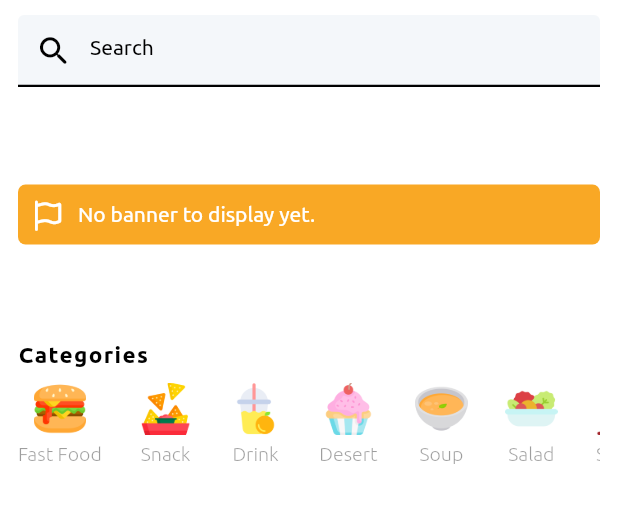
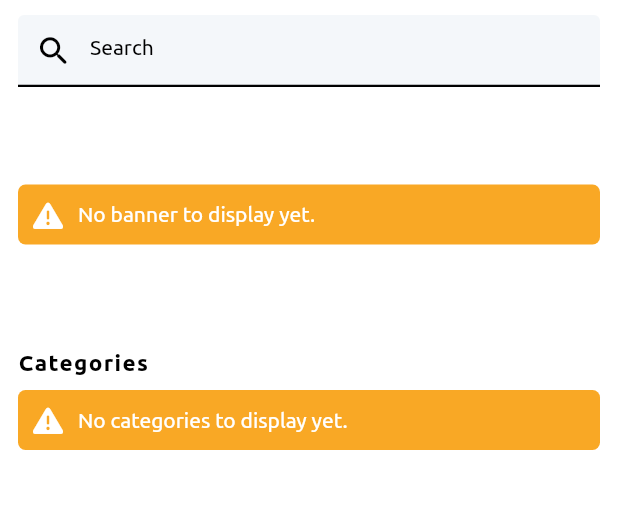
Before and after one commit to mhmoudGamea/yummy, a Flutter app: the HomeView screen opened by its route, on a phone screen of 412 x 824 dp, the part 60-583 px from its top. Run offline on Flutter 3.47's test engine with Material 2 defaults, Android fonts, the phone set to English and light mode, and no system bars; our stand-ins replace carousel_slider, cloud_firestore, dartz, firebase_auth, firebase_core, firebase_storage and 13 more; accounts and stored records are empty.

Commit message:
finish display categories in user section

```diff
--- /dev/null
+++ b/lib/features/user/home/data/data/category_model.dart
@@ -0,0 +1,15 @@
+class CategoryModel {
+  final String image;
+  final String categoryName;
+  final String id;
+
+  CategoryModel(
+      {required this.image, required this.categoryName, required this.id});
+
+  factory CategoryModel.fromJson(Map<String, dynamic> json) {
+    return CategoryModel(
+        image: json['image'],
+        categoryName: json['categoryName'],
+        id: json['id']);
+  }
+}
--- a/lib/features/user/home/presentation/views/widgets/c_categories.dart
+++ b/lib/features/user/home/presentation/views/widgets/c_categories.dart
@@ -1,103 +1,54 @@
+import 'package:cloud_firestore/cloud_firestore.dart';
 import 'package:flutter/material.dart';
-import 'package:yummy/core/utils/styles.dart';
+import 'package:font_awesome_flutter/font_awesome_flutter.dart';
+import 'package:get_it/get_it.dart';
+import 'package:yummy/features/user/home/presentation/views/widgets/category_list_item.dart';
 
 import '../../../../../../core/constants.dart';
-import 'c_header_name.dart';
+import '../../../../../../core/widgets/c_circle_loading.dart';
+import '../../../../../../core/widgets/c_error_widget.dart';
+import '../../../../../admin/categories/data/models/category_model.dart';
 
 class CCategories extends StatelessWidget {
   const CCategories({Key? key}) : super(key: key);
 
   @override
   Widget build(BuildContext context) {
-    final List<Map<String, dynamic>> list = [
-      {
-        'image': Image.asset(
-          'assets/images/category/fastFood.png',
-          width: 35,
-        ),
-        'title': 'Fast Food'
+    FirebaseFirestore store = GetIt.I.get<FirebaseFirestore>();
+    return StreamBuilder<QuerySnapshot>(
+      stream: store.collection('categories').snapshots(),
+      builder: (context, snapshot) {
+        if (snapshot.connectionState == ConnectionState.waiting) {
+          return const CCircleLoading();
+        } else if (snapshot.hasData) {
+          List<CategoryModel> categories = [];
+          for (var element in snapshot.data!.docs) {
+            categories.add(
+                CategoryModel.fromJson(element.data() as Map<String, dynamic>));
+          }
+          if (categories.isEmpty) {
+            return CErrorWidget(
+              text: 'No categories to display yet.',
+              icon: FontAwesomeIcons.triangleExclamation,
+              bgColor: primaryColor,
+            );
+          }
+          return SizedBox(
+            height: 55,
+            child: ListView.separated(
+              physics: const BouncingScrollPhysics(),
+              scrollDirection: Axis.horizontal,
+              separatorBuilder: (context, index) => const SizedBox(width: 25),
+              itemBuilder: (context, index) =>
+                  CategoryListItem(model: categories[index]),
+              itemCount: categories.length,
+            ),
+          );
+        }
+        return CErrorWidget(
+            text: 'Sorry we have no Category for right now.',
+            icon: FontAwesomeIcons.xmark);
       },
-      {
-        'image': Image.asset(
-          'assets/images/category/snack.png',
-          width: 35,
-        ),
-        'title': 'Snack'
-      },
-      {
-        'image': Image.asset(
-          'assets/images/category/drink.png',
-          width: 35,
-        ),
-        'title': 'Drink'
-      },
-      {
-        'image': Image.asset(
-          'assets/images/category/desert.png',
-          width: 35,
-        ),
-        'title': 'Desert'
-      },
-      {
-        'image': Image.asset(
-          'assets/images/category/soup.png',
-          width: 35,
-        ),
-        'title': 'Soup'
-      },
-      {
-        'image': Image.asset(
-          'assets/images/category/salad.png',
-          width: 35,
-        ),
-        'title': 'Salad'
-      },
-      {
-        'image': Image.asset(
-          'assets/images/category/sauce.png',
-          width: 35,
-        ),
-        'title': 'Sauce'
-      },
-      {
-        'image': Image.asset(
-          'assets/images/category/pizza.png',
-          width: 35,
-        ),
-        'title': 'Pizza'
-      },
-      {
-        'image': Image.asset(
-          'assets/images/category/pasta.png',
-          width: 35,
-        ),
-        'title': 'Pasta'
-      },
-    ];
-    return Column(
-      crossAxisAlignment: CrossAxisAlignment.start,
-      children: [
-        const CHeaderName(name: 'Categories'),
-        const SizedBox(height: 10),
-        SizedBox(
-          height: 55,
-          child: ListView.separated(
-            scrollDirection: Axis.horizontal,
-            separatorBuilder: (context, index) => const SizedBox(width: 25),
-            itemBuilder: (context, index) => Column(
-              children: [
-                list[index]['image'],
-                const SizedBox(height: 5),
-                Text(
-                  list[index]['title'],
-                  style: Styles.title13.copyWith(color: greyColor2),
-                ),
-              ],
-            ),
-            itemCount: list.length,
-          ),
-        ),
-      ],
     );
   }
 }
--- a/lib/features/user/home/presentation/views/widgets/c_curosal_slider.dart
+++ b/lib/features/user/home/presentation/views/widgets/c_curosal_slider.dart
@@ -37,7 +37,7 @@ class CCurosalSlider extends StatelessWidget {
                   height: 150,
                   child: Center(
                     child: CErrorWidget(
-                      icon: FontAwesomeIcons.flag,
+                      icon: FontAwesomeIcons.triangleExclamation,
                       text: 'No banner to display yet.',
                       bgColor: primaryColor,
                     ),
--- /dev/null
+++ b/lib/features/user/home/presentation/views/widgets/category_list_item.dart
@@ -0,0 +1,27 @@
+import 'package:flutter/material.dart';
+import 'package:yummy/features/admin/categories/data/models/category_model.dart';
+
+import '../../../../../../core/constants.dart';
+import '../../../../../../core/utils/styles.dart';
+
+class CategoryListItem extends StatelessWidget {
+  final CategoryModel model;
+  const CategoryListItem({Key? key, required this.model}) : super(key: key);
+
+  @override
+  Widget build(BuildContext context) {
+    return Column(
+      children: [
+        Image.network(
+          model.image,
+          width: 35,
+        ),
+        const SizedBox(height: 5),
+        Text(
+          model.categoryName,
+          style: Styles.title13.copyWith(color: greyColor2),
+        ),
+      ],
+    );
+  }
+}
--- a/lib/features/user/home/presentation/views/widgets/home_view_body.dart
+++ b/lib/features/user/home/presentation/views/widgets/home_view_body.dart
@@ -3,6 +3,7 @@ import 'package:flutter/material.dart';
 import 'c_app_bar.dart';
 import 'c_categories.dart';
 import 'c_curosal_slider.dart';
+import 'c_header_name.dart';
 import 'c_search_field.dart';
 
 class HomeViewBody extends StatelessWidget {
@@ -10,15 +11,17 @@ class HomeViewBody extends StatelessWidget {
 
   @override
   Widget build(BuildContext context) {
-    return Padding(
-      padding: const EdgeInsets.symmetric(horizontal: 12, vertical: 5),
+    return const Padding(
+      padding: EdgeInsets.symmetric(horizontal: 12, vertical: 5),
       child: Column(
-        children: const [
+        children: [
           CAppBar(),
           SizedBox(height: 10),
           CSearchField(),
           SizedBox(height: 10),
           CCurosalSlider(),
+          SizedBox(height: 15),
+          CHeaderName(name: 'Categories'),
           SizedBox(height: 10),
           CCategories(),
         ],
```
